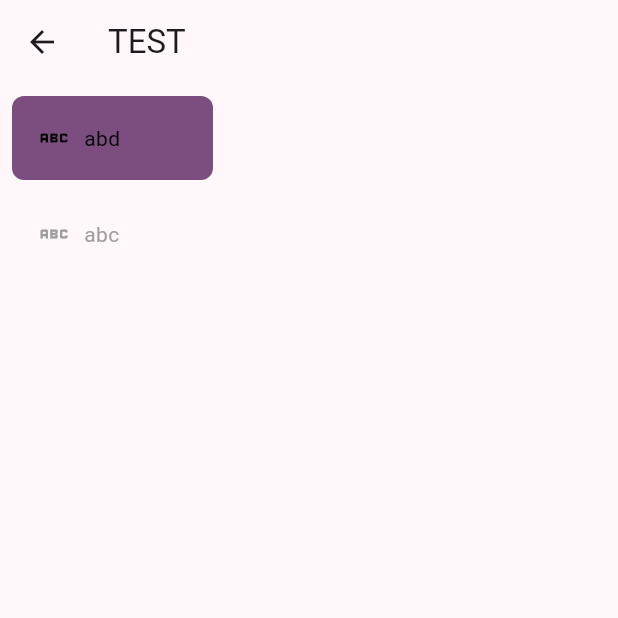
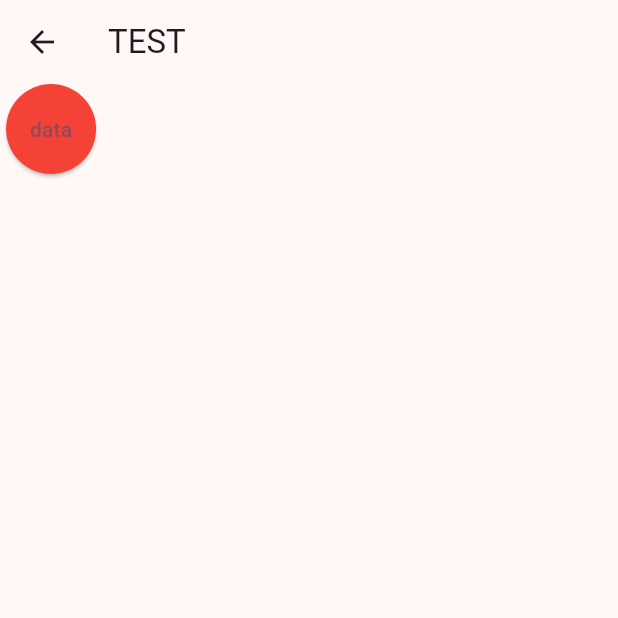
Before and after one commit to yemo0/flutter_component, a Flutter app: the screen it shows after launch, after a tap on the "emoji emotions" icon, on a phone screen of 412 x 824 dp, the top half of it. Run offline on Flutter 3.47's test engine with Material 3 defaults, Android fonts, the phone set to English and light mode, and no system bars; our stand-ins replace flutter_highlight, flutter_riverpod; missing offline and left inert: flutter_code_editor, highlight.

Commit message:
tmp update

```diff
--- a/lib/main.dart
+++ b/lib/main.dart
@@ -20,7 +20,7 @@ class MyApp extends StatelessWidget {
       title: 'Flutter Demo',
       debugShowCheckedModeBanner: false,
       theme: ThemeData(
-        colorScheme: ColorScheme.fromSeed(seedColor: Colors.purple),
+        colorScheme: ColorScheme.fromSeed(seedColor: Colors.pinkAccent),
         useMaterial3: true,
       ),
       home: const HomeScreen(),
--- a/lib/ui/data_list.dart
+++ b/lib/ui/data_list.dart
@@ -10,8 +10,8 @@ class DataList extends ConsumerWidget {
 
   Widget itemBuilder(BuildContext context, int index, WidgetList data) {
     return Container(
-      height: 500,
-      width: 350,
+      // height: 400,
+      // width: 350,
       decoration: BoxDecoration(
         border: Border.all(color: Colors.black26),
         borderRadius: BorderRadius.circular(10),
@@ -61,12 +61,16 @@ class DataList extends ConsumerWidget {
       );
     }
 
-    return Padding(
-      padding: const EdgeInsets.all(8.0),
-      child: Wrap(
-        children: List.generate(data.length, (index) => itemBuilder(context, index, data[index])),
-        // children: List.generate(data.length, (index) => Container()),
-      ),
-    );
+    return LayoutBuilder(builder: (context, constraints) {
+      return GridView.builder(
+        gridDelegate: SliverGridDelegateWithFixedCrossAxisCount(
+          crossAxisCount: (constraints.maxWidth / 300).floor(),
+          mainAxisSpacing: 8,
+          crossAxisSpacing: 8,
+        ),
+        itemBuilder: (context, index) => itemBuilder(context, index, data[index]),
+        itemCount: data.length,
+      );
+    });
   }
 }
--- a/lib/ui/test_screen.dart
+++ b/lib/ui/test_screen.dart
@@ -1,5 +1,4 @@
 import 'package:flutter/material.dart';
-import 'package:flutter_component/widgets/navigation/side_menu.dart';
 
 // class TestScreen  extends StatelessWidget{}
 
@@ -14,9 +13,20 @@ const TestScreen({ Key? key }) : super(key: key);
       ),
       body: Row(
         children: [
-          SideMenu(menuItems: [SideMenuModel(iconData: Icons.abc, title: "abd"), SideMenuModel(iconData: Icons.abc, title: "abc")])
+          // SideMenu(menuItems: [SideMenuModel(iconData: Icons.abc, title: "abd"), SideMenuModel(iconData: Icons.abc, title: "abc")])
+          ElevatedButton(onPressed: () {}, style: TButton.myStyle.copyWith(
+            backgroundColor: WidgetStateProperty.all(Colors.red),
+          ), child: const Text("data"),)
         ],
       )
     );
   }
 }
+
+class TButton {
+  static ButtonStyle myStyle = ElevatedButton.styleFrom(
+  shape: const CircleBorder(),
+  padding: const EdgeInsets.all(20),
+  backgroundColor: Colors.blue
+);
+}
--- a/lib/widgets/buttons/raw_material_button.dart
+++ b/lib/widgets/buttons/raw_material_button.dart
@@ -5,7 +5,9 @@ class MyRawMaterialButton extends StatelessWidget {
 
   @override
   Widget build(BuildContext context) {
-    return RawMaterialButton(onPressed: () {}, child: const Text("click"),);
+    return RawMaterialButton(
+      onPressed: () {},
+      child: const Text("click"),
+    );
   }
-
 }
--- a/lib/widgets/buttons/square.dart
+++ b/lib/widgets/buttons/square.dart
@@ -7,11 +7,7 @@ class MySquareButton extends StatelessWidget {
   Widget build(BuildContext context) {
     return ElevatedButton(
       onPressed: () {},
-      style: ElevatedButton.styleFrom(
-        shape: RoundedRectangleBorder(
-          borderRadius: BorderRadius.circular(5)
-        )
-      ),
+      style: ElevatedButton.styleFrom(shape: RoundedRectangleBorder(borderRadius: BorderRadius.circular(5))),
       child: const Text("click"),
     );
   }
```
Also changed, not shown: lib/widgets/sheets/my_modal_bottom_sheet.dart (added, +13 -0 lines), lib/widgets/sheets/my_sheet_head_one.dart (added, +47 -0 lines), lib/widgets/buttons/button.dart (line endings or trailing spaces).
